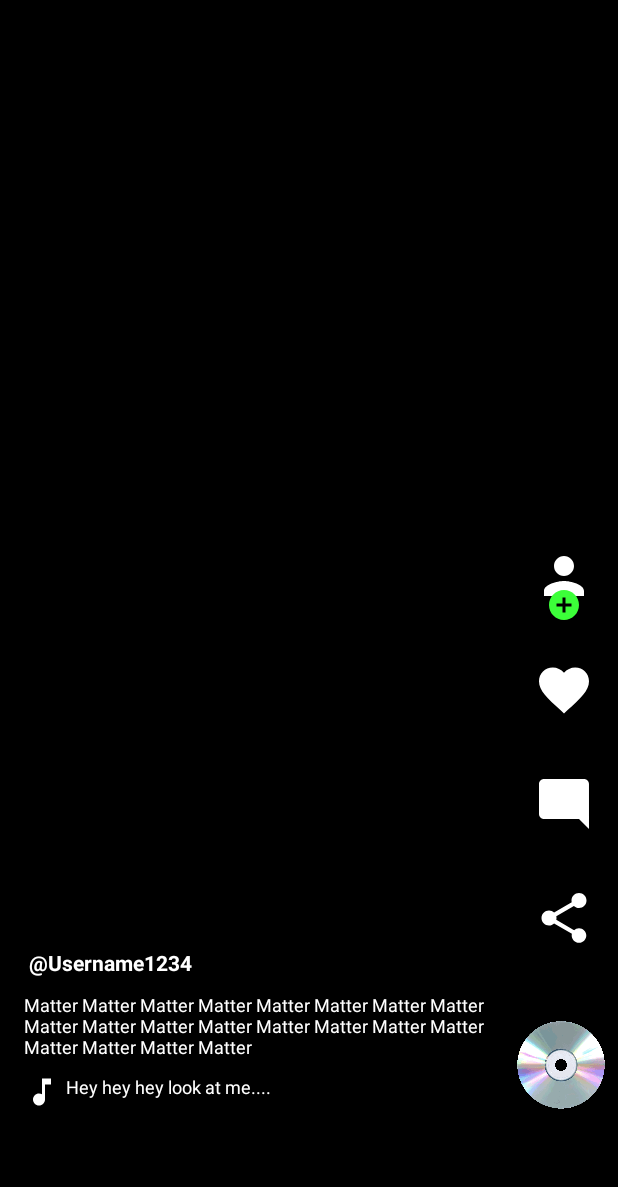
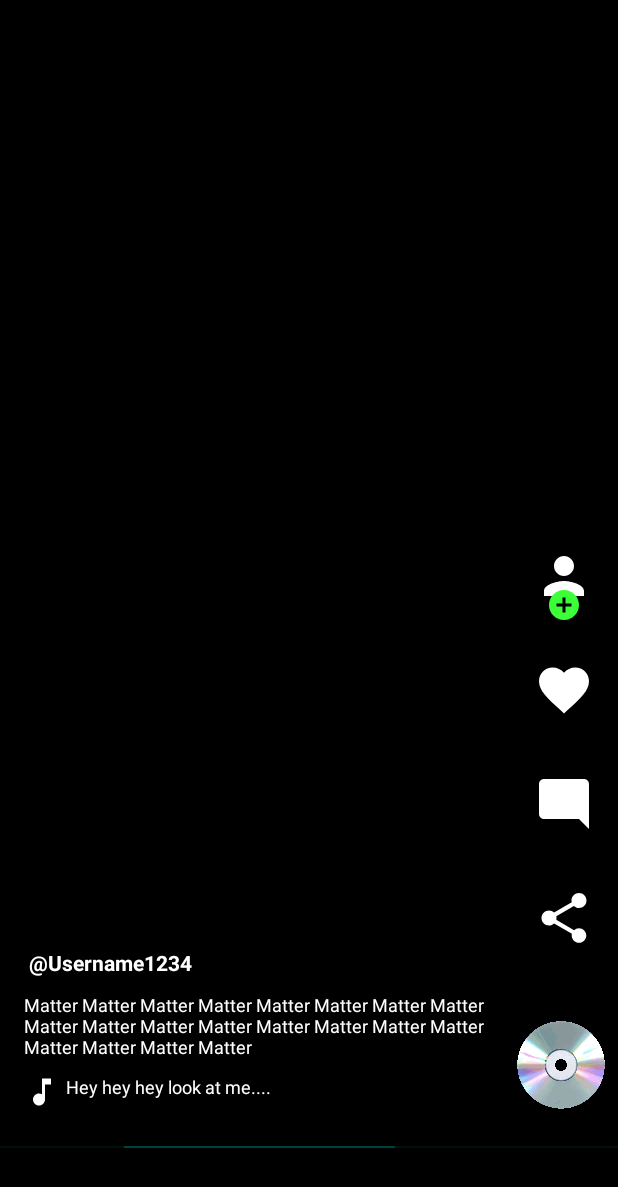
Before and after one commit to jayasriharshitakoneti/fatafat, an Android app: the layout layout_main_screen.xml on its own in the app's theme, with its tools: preview values and no code run, on a phone screen of 412 x 824 dp. Shown: the top 1187 px of the screen. Run offline under Robolectric (Android 15) with nearby library versions, the phone set to English and light mode, and no system bars.

Commit message:
Fatafat second time uploading the progress.

```diff
--- a/app/src/main/AndroidManifest.xml
+++ b/app/src/main/AndroidManifest.xml
@@ -1,6 +1,7 @@
 <?xml version="1.0" encoding="utf-8"?>
 <manifest xmlns:android="http://schemas.android.com/apk/res/android"
     package="com.example.fatafat">
+    <uses-permission android:name="android.permission.INTERNET"/>
 
     <application
         android:allowBackup="true"
@@ -8,9 +9,10 @@
         android:label="@string/app_name"
         android:roundIcon="@mipmap/fatafat_logo_round"
         android:supportsRtl="true"
+        android:usesCleartextTraffic="true"
         android:theme="@style/Theme.Fatafat">
-        <activity android:name=".HomeActivity"></activity>
-        <activity android:name=".MainActivity">
+        <activity android:name=".HomeActivity" android:screenOrientation="nosensor"></activity>
+        <activity android:name=".MainActivity" android:screenOrientation="nosensor">
             <intent-filter>
                 <action android:name="android.intent.action.MAIN" />
 
--- a/app/src/main/java/com/example/fatafat/MainRecyclerView/VideoPlayerRecyclerView.java
+++ b/app/src/main/java/com/example/fatafat/MainRecyclerView/VideoPlayerRecyclerView.java
@@ -72,7 +72,7 @@ public class VideoPlayerRecyclerView extends RecyclerView {
 
     // ui
 
-    private ImageView thumbnail,volumeControl;
+    private ImageView thumbnail,volumeControl,sound_disc;
     private ProgressBar progressBar;
     private View viewHolderParent;
     private FrameLayout frameLayout;
@@ -325,11 +325,14 @@ public class VideoPlayerRecyclerView extends RecyclerView {
 //        shareBtn = holder.shareBtn;
 //        likeBtn = holder.likeBtn;
         thumbnail = holder.thumbnail;
+        sound_disc = holder.sound_disc;
         progressBar = holder.progressBar;
         volumeControl = holder.volumeControl;
         viewHolderParent = holder.itemView;
         requestManager = holder.requestManager;
         frameLayout = holder.itemView.findViewById(R.id.media_container);
+
+        Glide.with(context).load(R.drawable.disc).into(sound_disc);
 
 
 
--- a/app/src/main/java/com/example/fatafat/MainRecyclerView/VideoPlayerViewHolder.java
+++ b/app/src/main/java/com/example/fatafat/MainRecyclerView/VideoPlayerViewHolder.java
@@ -19,7 +19,7 @@ public class VideoPlayerViewHolder extends RecyclerView.ViewHolder {
 
     FrameLayout media_container;
     TextView title;//,name,no_likes,no_comments
-    ImageView thumbnail, volumeControl;
+    ImageView thumbnail, volumeControl, sound_disc;
     ProgressBar progressBar;
     View parent;
     RequestManager requestManager;
@@ -36,6 +36,7 @@ public class VideoPlayerViewHolder extends RecyclerView.ViewHolder {
 //        name = itemView.findViewById(R.id.textView8);
         progressBar = itemView.findViewById(R.id.progressBar);
         volumeControl = itemView.findViewById(R.id.volume_green);
+        sound_disc = itemView.findViewById(R.id.image_disc);
 //        shareBtn = itemView.findViewById(R.id.imageVie9);
 //        likeBtn = itemView.findViewById(R.id.imageView6);
 //        commentBtn = itemView.findViewById(R.id.imageView7);
--- a/app/src/main/java/com/example/fatafat/Responses/ApiClient.java
+++ b/app/src/main/java/com/example/fatafat/Responses/ApiClient.java
@@ -4,9 +4,9 @@ import retrofit2.Retrofit;
 import retrofit2.converter.gson.GsonConverterFactory;
 
 public class ApiClient {
-    public static final String BASE_URL="http://fatema.takatakind.com/app_api/";
+    public static final String BASE_URL="http://www.rojkharido.com/tiktok/";
     public  static Retrofit retrofit=null;
-    public static Retrofit getRetrofit(){
+    public static Retrofit getApiClient(){
         if(retrofit==null){
             retrofit=new Retrofit.Builder().baseUrl(BASE_URL).addConverterFactory(GsonConverterFactory.create()).build();
         }
--- a/app/src/main/java/com/example/fatafat/Responses/ApiInterface.java
+++ b/app/src/main/java/com/example/fatafat/Responses/ApiInterface.java
@@ -6,7 +6,7 @@ import retrofit2.http.GET;
 public interface ApiInterface {
 
     //getting all the posts
-    @GET("index.php?p=showAllVideos")
+    @GET("posts.php")
     Call<Users> performAllPosts();
 
 }
--- a/app/src/main/java/com/example/fatafat/Responses/Users.java
+++ b/app/src/main/java/com/example/fatafat/Responses/Users.java
@@ -8,7 +8,7 @@ import java.util.List;
 public class Users {
 
 
-    @SerializedName("showAllVideos")
+    @SerializedName("ALL_POSTS")
     private List<MediaObject> AllPosts;
 
     public List<MediaObject> getAllPosts() {
--- a/app/src/main/res/layout/layout_main_screen.xml
+++ b/app/src/main/res/layout/layout_main_screen.xml
@@ -33,16 +33,7 @@
                 app:layout_constraintStart_toStartOf="parent"
                 app:layout_constraintTop_toTopOf="parent" />
 
-            <ImageView
-                android:id="@+id/volume_green"
-                android:layout_width="32dp"
-                android:layout_height="32dp"
-                android:layout_marginTop="32dp"
-                android:layout_marginEnd="16dp"
-                android:alpha="0"
-                app:layout_constraintEnd_toEndOf="parent"
-                app:layout_constraintTop_toTopOf="parent"
-                app:srcCompat="@drawable/ic_volume_up_grey_24dp" />
+
         </androidx.constraintlayout.widget.ConstraintLayout>
 
 
@@ -192,13 +183,24 @@
         android:id="@+id/progressBar"
         style="@style/Widget.AppCompat.ProgressBar.Horizontal"
         android:layout_width="0dp"
-        android:layout_height="0.7dp"
-        android:layout_marginTop="8dp"
-        android:progressBackgroundTint="@color/white"
+        android:layout_height="1.2dp"
+        android:layout_marginTop="24dp"
         android:indeterminate="true"
+        android:visibility="visible"
         android:progressTint="@color/white"
         app:layout_constraintEnd_toEndOf="parent"
         app:layout_constraintStart_toStartOf="parent"
         app:layout_constraintTop_toBottomOf="@+id/image_disc" />
 
+    <ImageView
+        android:id="@+id/volume_green"
+        android:layout_width="32dp"
+        android:layout_height="32dp"
+        android:layout_marginTop="32dp"
+        android:layout_marginEnd="16dp"
+        android:alpha="0"
+        app:layout_constraintEnd_toEndOf="parent"
+        app:layout_constraintTop_toTopOf="parent"
+        app:srcCompat="@drawable/ic_volume_up_grey_24dp" />
+
 </androidx.constraintlayout.widget.ConstraintLayout>
```
Also changed, not shown: app/src/main/java/com/example/fatafat/HomeActivity.java (+49 -4 lines), app/src/main/res/layout/activity_home.xml (+39 -0 lines).
